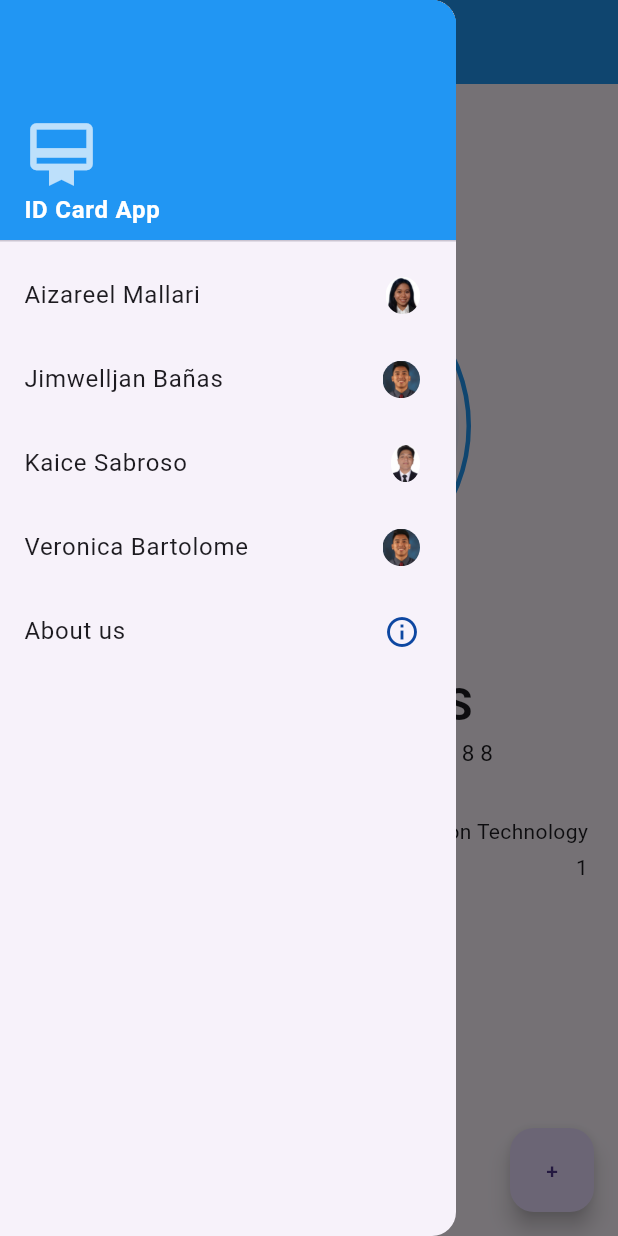
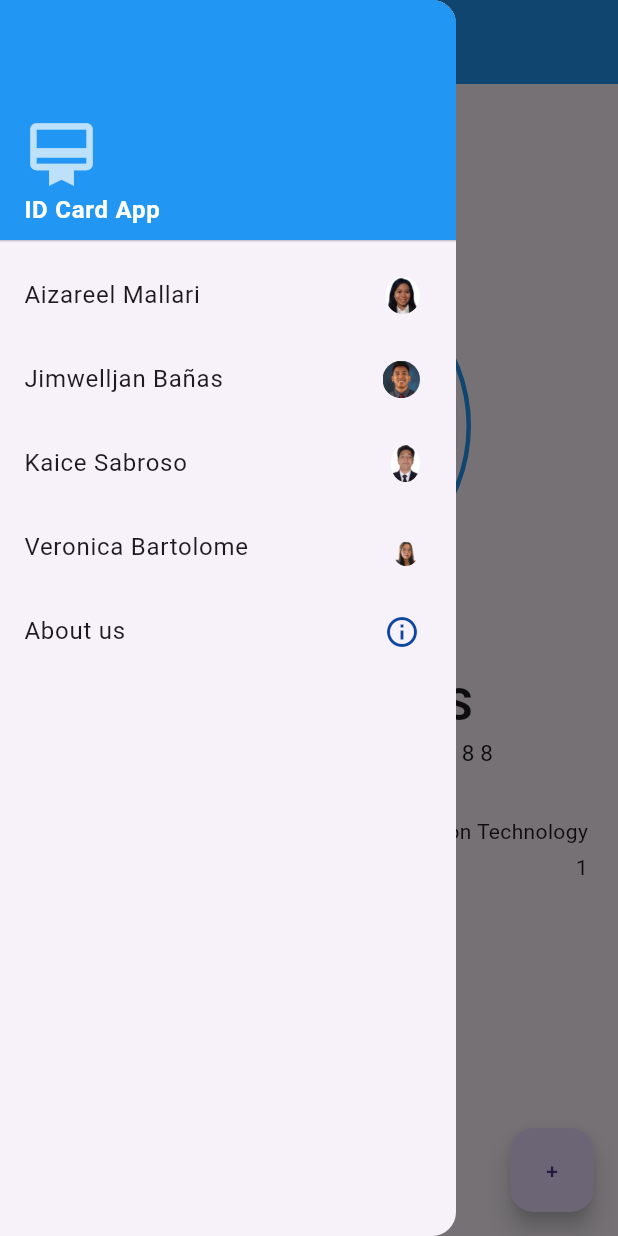
Before and after one commit to ceciliasds/id-card, a Flutter app: the screen it shows after launch, with the side drawer open, on a phone screen of 412 x 824 dp. Run offline on Flutter 3.47's test engine with Material 3 defaults, Android fonts, the phone set to English and light mode, and no system bars.

Commit message:
Delos Santos, Cecilia
update image name

```diff
--- a/lib/main.dart
+++ b/lib/main.dart
@@ -204,7 +204,7 @@ class _MyAppState extends State<MyApp> {
                 children: [
                   Text("Veronica Bartolome"),
                   ClipOval(
-                    child: Image.asset('images/jim.jpg', height: 25),
+                    child: Image.asset('images/vero.png', height: 25),
                   ),
                 ],
               ),
```
